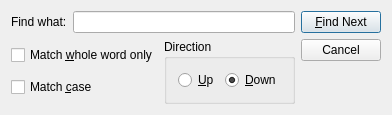
Old version of the form ui/finddialog.ui in the repository gideros/gideros.
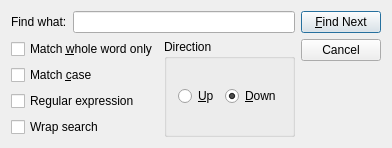
New version of the form.

Commit message: Themes:  1) Changed: traditional Gideros default theme is back.  2) Changed: themes are moved from qrc to Resources folder.  3) Added: big UI theme collection and one white Editor theme.  4) Improved: instant reloading of editor themes.  5) Improved: theme file checks. Bookmarks:  Added: Bookmarks are clickable now. Hotkeys:  Fixed: actionStart_Player and actionStartAll both had same shortcut. Menu:  Added: Fold/Unfold All/Top items. FindDialog, FindInFilesDialog, ReplaceDialog:  Added: regular expressions support. FindDialog:  Added: wrapped search mode.

What changed in the file:
```diff
--- a/ui/finddialog.ui
+++ b/ui/finddialog.ui
@@ -6,8 +6,8 @@
    <rect>
     <x>0</x>
     <y>0</y>
-    <width>364</width>
-    <height>106</height>
+    <width>358</width>
+    <height>144</height>
    </rect>
   </property>
   <property name="windowTitle">
@@ -48,6 +48,20 @@
            </property>
           </widget>
          </item>
+         <item>
+          <widget class="QCheckBox" name="regexp">
+           <property name="text">
+            <string>Regular expression</string>
+           </property>
+          </widget>
+         </item>
+         <item>
+          <widget class="QCheckBox" name="wrap">
+           <property name="text">
+            <string>Wrap search</string>
+           </property>
+          </widget>
+         </item>
         </layout>
        </item>
        <item>
@@ -82,19 +96,6 @@
          </layout>
         </widget>
        </item>
-       <item>
-        <spacer name="horizontalSpacer">
-         <property name="orientation">
-          <enum>Qt::Horizontal</enum>
-         </property>
-         <property name="sizeHint" stdset="0">
-          <size>
-           <width>40</width>
-           <height>20</height>
-          </size>
-         </property>
-        </spacer>
-       </item>
       </layout>
      </item>
      <item>
```
The commit also changes 197 other files.
